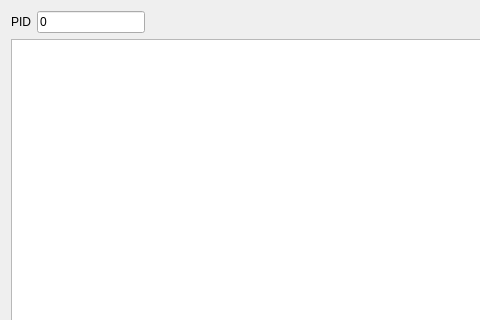
This is Forms/Gen3/SpindaPainter.ui in Admiral-Fish/PokeFinder as Qt 5 draws it before an edit; both pictures show x 0 to 480 and y 0 to 320 of the 700 by 700 pixel window. The edited form follows.
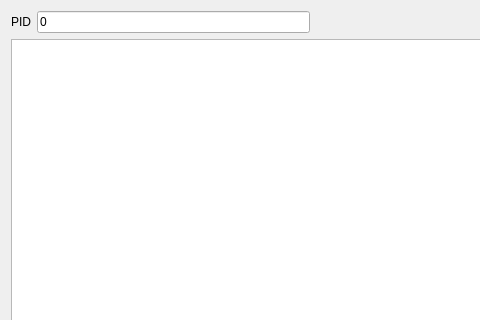
This is the edited form. Custom widgets are drawn as their Qt base class.

What changed in the file:
```diff
--- a/Forms/Gen3/SpindaPainter.ui
+++ b/Forms/Gen3/SpindaPainter.ui
@@ -48,12 +48,6 @@
    </item>
    <item row="0" column="1">
     <widget class="TextBox" name="textBoxPID">
-     <property name="sizePolicy">
-      <sizepolicy hsizetype="Preferred" vsizetype="Fixed">
-       <horstretch>0</horstretch>
-       <verstretch>0</verstretch>
-      </sizepolicy>
-     </property>
      <property name="text">
       <string notr="true">0</string>
      </property>
```
